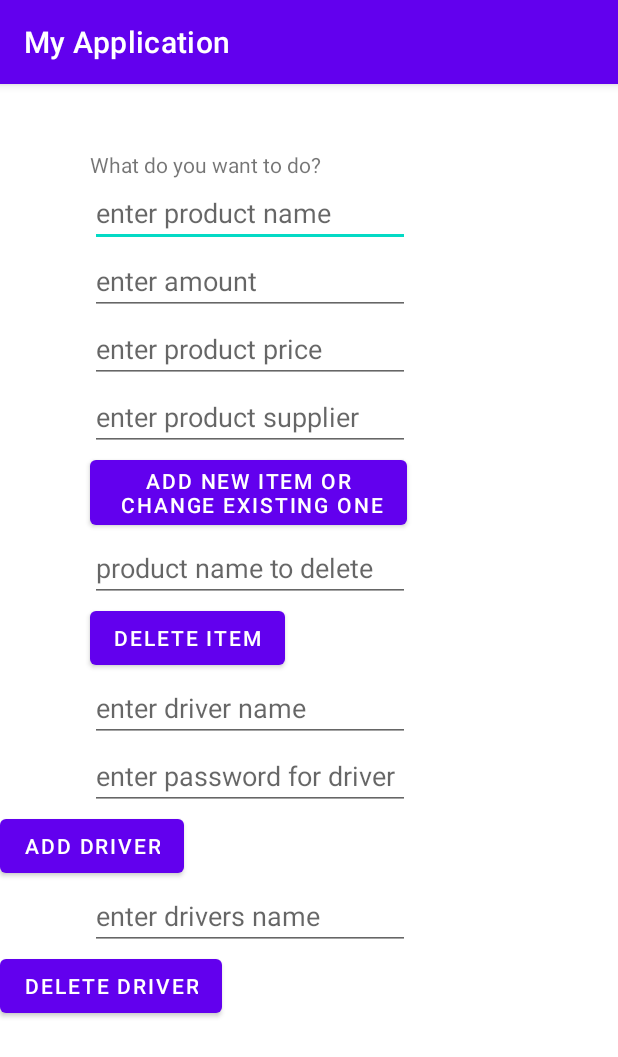
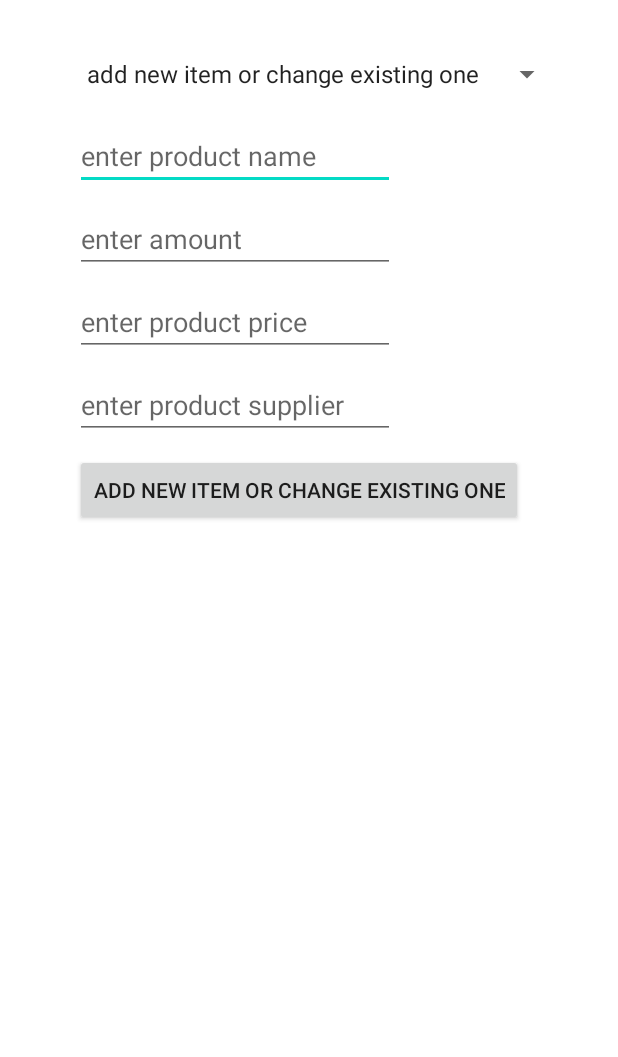
Before and after one commit to AndreyFriedman/M.I.A_Packages, an Android app: the Manager screen opened directly, with no data from a screen before it, on a phone screen of 412 x 824 dp. Shown: the top 1057 px of the screen. Run offline under Robolectric (Android 15) with nearby library versions, the phone set to English and light mode, and no system bars; our stand-ins replace Firebase (no records; nobody signed in at launch, a user with empty details on screens opened directly).

Commit message:
spinner added to activity manager

```diff
--- a/app/src/main/java/com/example/miapackages/Manager.java
+++ b/app/src/main/java/com/example/miapackages/Manager.java
@@ -2,10 +2,15 @@ package com.example.miapackages;
 
 import androidx.annotation.NonNull;
 import androidx.appcompat.app.AppCompatActivity;
+
+import android.app.Activity;
 import android.view.View;
 import android.os.Bundle;
 import android.util.Log;
 import android.view.View;
+import android.widget.AdapterView;
+import android.widget.ArrayAdapter;
+import android.widget.Button;
 import android.widget.EditText;
 
 import com.google.android.gms.tasks.OnCompleteListener;
@@ -18,17 +23,107 @@ import com.google.firebase.firestore.FieldValue;
 import com.google.firebase.firestore.FirebaseFirestore;
 import com.google.firebase.firestore.SetOptions;
 import android.widget.EditText;
+import android.widget.ListView;
+import android.widget.Spinner;
+import android.widget.TextView;
+
 import java.util.HashMap;
 import java.util.Map;
 
-public class Manager extends AppCompatActivity {
+public class Manager extends Activity implements AdapterView.OnItemSelectedListener {
 
     @Override
     protected void onCreate(Bundle savedInstanceState) {
         super.onCreate(savedInstanceState);
-        setContentView(R.layout.activity_manager);
+        setContentView(R.layout.activity_manager2);
+
+        Spinner manager_options = (Spinner) findViewById(R.id.spinner);
+        manager_options.setOnItemSelectedListener(this);
     }
 
+    @Override
+    public void onItemSelected(AdapterView<?> parent, View view, int position, long id) {
+        Spinner manager_options = (Spinner) findViewById(R.id.spinner);
+        String opt = String.valueOf(manager_options.getSelectedItem());
+
+        TextView editTextName = (TextView) findViewById(R.id.editTextName);
+        TextView editTextAmount = (TextView) findViewById(R.id.editTextAmount);
+        TextView editTextPrice = (TextView) findViewById(R.id.editTextPrice);
+        TextView editTextSupplier = (TextView) findViewById(R.id.editTextSupplier);
+        Button add_product = (Button) findViewById(R.id.add_product);
+
+        TextView editTextNameDel = (TextView) findViewById(R.id.editTextNameDel);
+        Button delete_product = (Button) findViewById(R.id.delete_product);
+
+        TextView driver_name = (TextView) findViewById(R.id.driver_name);
+        TextView driver_password = (TextView) findViewById(R.id.driver_password);
+        Button add_driver = (Button) findViewById(R.id.add_driver);
+
+        TextView delete_driver_name = (TextView) findViewById(R.id.delete_driver_name);
+        Button delete_driver = (Button) findViewById(R.id.delete_driver);
+
+        if (id == 0){
+            editTextName.setVisibility(View.VISIBLE);
+            editTextAmount.setVisibility(View.VISIBLE);
+            editTextPrice.setVisibility(View.VISIBLE);
+            editTextSupplier.setVisibility(View.VISIBLE);
+            add_product.setVisibility(View.VISIBLE);
+            editTextNameDel.setVisibility(View.INVISIBLE);
+            delete_product.setVisibility(View.INVISIBLE);
+            driver_name.setVisibility(View.INVISIBLE);
+            driver_password.setVisibility(View.INVISIBLE);
+            add_driver.setVisibility(View.INVISIBLE);
+            delete_driver_name.setVisibility(View.INVISIBLE);
+            delete_driver.setVisibility(View.INVISIBLE);
+        }
+        if (id == 1){
+            editTextName.setVisibility(View.INVISIBLE);
+            editTextAmount.setVisibility(View.INVISIBLE);
+            editTextPrice.setVisibility(View.INVISIBLE);
+            editTextSupplier.setVisibility(View.INVISIBLE);
+            add_product.setVisibility(View.INVISIBLE);
+            editTextNameDel.setVisibility(View.VISIBLE);
+            delete_product.setVisibility(View.VISIBLE);
+            driver_name.setVisibility(View.INVISIBLE);
+            driver_password.setVisibility(View.INVISIBLE);
+            add_driver.setVisibility(View.INVISIBLE);
+            delete_driver_name.setVisibility(View.INVISIBLE);
+            delete_driver.setVisibility(View.INVISIBLE);
+        }
+        if (id == 2){
+            editTextName.setVisibility(View.INVISIBLE);
+            editTextAmount.setVisibility(View.INVISIBLE);
+            editTextPrice.setVisibility(View.INVISIBLE);
+            editTextSupplier.setVisibility(View.INVISIBLE);
+            add_product.setVisibility(View.INVISIBLE);
+            editTextNameDel.setVisibility(View.INVISIBLE);
+            delete_product.setVisibility(View.INVISIBLE);
+            driver_name.setVisibility(View.VISIBLE);
+            driver_password.setVisibility(View.VISIBLE);
+            add_driver.setVisibility(View.VISIBLE);
+            delete_driver_name.setVisibility(View.INVISIBLE);
+            delete_driver.setVisibility(View.INVISIBLE);
+        }
+        if (id == 3){
+            editTextName.setVisibility(View.INVISIBLE);
+            editTextAmount.setVisibility(View.INVISIBLE);
+            editTextPrice.setVisibility(View.INVISIBLE);
+            editTextSupplier.setVisibility(View.INVISIBLE);
+            add_product.setVisibility(View.INVISIBLE);
+            editTextNameDel.setVisibility(View.INVISIBLE);
+            delete_product.setVisibility(View.INVISIBLE);
+            driver_name.setVisibility(View.INVISIBLE);
+            driver_password.setVisibility(View.INVISIBLE);
+            add_driver.setVisibility(View.INVISIBLE);
+            delete_driver_name.setVisibility(View.VISIBLE);
+            delete_driver.setVisibility(View.VISIBLE);
+        }
+    }
+
+    @Override
+    public void onNothingSelected(AdapterView<?> parent) {
+
+    }
 
     public void itemClick(View view){
         EditText name = (EditText)findViewById(R.id.editTextName);
@@ -39,6 +134,7 @@ public class Manager extends AppCompatActivity {
         int priceS = Integer.valueOf(price.getText().toString());
         EditText supplier = (EditText)findViewById(R.id.editTextSupplier);
         String supplierS = supplier.getText().toString();
+
 
         System.out.println(nameS);
         System.out.println(amountS);
@@ -155,4 +251,7 @@ public class Manager extends AppCompatActivity {
                 }
             });
     }
+
+
+
 }
--- /dev/null
+++ b/app/src/main/res/layout/activity_manager2.xml
@@ -0,0 +1,181 @@
+<?xml version="1.0" encoding="utf-8"?>
+<androidx.constraintlayout.widget.ConstraintLayout xmlns:android="http://schemas.android.com/apk/res/android"
+    xmlns:app="http://schemas.android.com/apk/res-auto"
+    xmlns:tools="http://schemas.android.com/tools"
+    android:layout_width="match_parent"
+    android:layout_height="match_parent">
+
+    <Spinner
+        android:id="@+id/spinner"
+        android:layout_width="wrap_content"
+        android:layout_height="wrap_content"
+        android:layout_alignParentTop="true"
+        android:layout_centerHorizontal="true"
+        android:layout_marginStart="50dp"
+        android:layout_marginTop="37dp"
+        android:entries="@array/manager_options"
+        app:layout_constraintStart_toStartOf="parent"
+        app:layout_constraintTop_toTopOf="parent" />
+
+
+<!--    ////////////////////////////////////////////////////////////////////////////-->
+
+
+    <EditText
+        android:id="@+id/editTextName"
+        android:layout_width="wrap_content"
+        android:layout_height="wrap_content"
+        android:layout_marginStart="50dp"
+        android:layout_marginTop="20dp"
+        android:ems="10"
+        android:hint="enter product name"
+        android:visibility="invisible"
+        app:layout_constraintStart_toStartOf="parent"
+        app:layout_constraintTop_toBottomOf="@+id/spinner"
+        tools:ignore="MissingConstraints" />
+
+    <EditText
+        android:id="@+id/editTextAmount"
+        android:layout_width="wrap_content"
+        android:layout_height="wrap_content"
+        android:layout_marginStart="50dp"
+        android:layout_marginTop="10dp"
+        android:ems="10"
+        android:hint="enter amount"
+        android:visibility="invisible"
+        app:layout_constraintStart_toStartOf="parent"
+        app:layout_constraintTop_toBottomOf="@+id/editTextName"
+        tools:ignore="MissingConstraints" />
+
+    <EditText
+        android:id="@+id/editTextPrice"
+        android:layout_width="wrap_content"
+        android:layout_height="wrap_content"
+        android:layout_marginStart="50dp"
+        android:layout_marginTop="10dp"
+        android:ems="10"
+        android:hint="enter product price"
+        android:visibility="invisible"
+        app:layout_constraintStart_toStartOf="parent"
+        app:layout_constraintTop_toBottomOf="@+id/editTextAmount"
+        tools:ignore="MissingConstraints" />
+
+    <EditText
+        android:id="@+id/editTextSupplier"
+        android:layout_width="wrap_content"
+        android:layout_height="wrap_content"
+        android:layout_marginStart="50dp"
+        android:layout_marginTop="10dp"
+        android:ems="10"
+        android:hint="enter product supplier"
+        android:visibility="invisible"
+        app:layout_constraintStart_toStartOf="parent"
+        app:layout_constraintTop_toBottomOf="@+id/editTextPrice"
+        tools:ignore="MissingConstraints" />
+
+    <Button
+        android:id="@+id/add_product"
+        android:layout_width="wrap_content"
+        android:layout_height="wrap_content"
+        android:layout_marginStart="50dp"
+        android:layout_marginTop="10dp"
+        android:onClick="itemClick"
+        android:text="add new item or change existing one"
+        android:visibility="invisible"
+        app:layout_constraintStart_toStartOf="parent"
+        app:layout_constraintTop_toBottomOf="@+id/editTextSupplier" />
+
+    <!--    ////////////////////////////////////////////////////////////////////////////-->
+
+    <EditText
+        android:id="@+id/editTextNameDel"
+        android:layout_width="wrap_content"
+        android:layout_height="wrap_content"
+        android:layout_marginStart="50dp"
+        android:layout_marginTop="20dp"
+        android:ems="10"
+        android:hint="product name to delete"
+        android:visibility="invisible"
+        app:layout_constraintStart_toStartOf="parent"
+        app:layout_constraintTop_toBottomOf="@+id/spinner"
+        tools:ignore="MissingConstraints" />
+
+    <Button
+        android:id="@+id/delete_product"
+        android:layout_width="wrap_content"
+        android:layout_height="wrap_content"
+        android:layout_marginStart="50dp"
+        android:onClick="deleteClick"
+        android:text="delete item"
+        android:visibility="invisible"
+        app:layout_constraintStart_toStartOf="parent"
+        app:layout_constraintTop_toBottomOf="@+id/editTextNameDel" />
+
+    <!--    ////////////////////////////////////////////////////////////////////////////-->
+
+    <EditText
+        android:id="@+id/driver_name"
+        android:layout_width="wrap_content"
+        android:layout_height="wrap_content"
+        android:layout_marginStart="50dp"
+        android:layout_marginTop="20dp"
+        android:ems="10"
+        android:hint="enter driver name"
+        android:visibility="invisible"
+        app:layout_constraintStart_toStartOf="parent"
+        app:layout_constraintTop_toBottomOf="@+id/spinner"
+        tools:ignore="MissingConstraints" />
+
+    <EditText
+        android:id="@+id/driver_password"
+        android:layout_width="wrap_content"
+        android:layout_height="wrap_content"
+        android:layout_marginStart="50dp"
+        android:ems="10"
+        android:hint="enter password for driver"
+        android:visibility="invisible"
+        app:layout_constraintStart_toStartOf="parent"
+        app:layout_constraintTop_toBottomOf="@+id/driver_name"
+        tools:ignore="MissingConstraints" />
+
+    <Button
+        android:id="@+id/add_driver"
+        android:layout_width="wrap_content"
+        android:layout_height="wrap_content"
+        android:layout_marginStart="50dp"
+        android:onClick="addDriver"
+        android:text="add driver"
+        android:visibility="invisible"
+        app:layout_constraintStart_toStartOf="parent"
+        app:layout_constraintTop_toBottomOf="@+id/driver_password"
+        tools:ignore="MissingConstraints" />
+
+    <!--    ////////////////////////////////////////////////////////////////////////////-->
+
+    <EditText
+        android:id="@+id/delete_driver_name"
+        android:layout_width="wrap_content"
+        android:layout_height="wrap_content"
+        android:layout_marginStart="50dp"
+        android:layout_marginTop="20dp"
+        android:ems="10"
+        android:hint="enter drivers name"
+        android:visibility="invisible"
+        app:layout_constraintStart_toStartOf="parent"
+        app:layout_constraintTop_toBottomOf="@+id/spinner"
+        tools:ignore="MissingConstraints" />
+
+    <Button
+        android:id="@+id/delete_driver"
+        android:layout_width="wrap_content"
+        android:layout_height="wrap_content"
+        android:layout_marginStart="50dp"
+        android:onClick="deleteDriver"
+        android:text="delete driver"
+        android:visibility="invisible"
+        app:layout_constraintStart_toStartOf="parent"
+        app:layout_constraintTop_toBottomOf="@+id/delete_driver_name"
+        tools:ignore="MissingConstraints" />
+
+
+</androidx.constraintlayout.widget.ConstraintLayout>
--- a/app/src/main/res/values/strings.xml
+++ b/app/src/main/res/values/strings.xml
@@ -9,4 +9,11 @@
 
     <string name="hello_first_fragment">Hello first fragment</string>
     <string name="hello_second_fragment">Hello second fragment. Arg: %1$s</string>
+
+    <string-array name="manager_options">
+        <item>add new item or change existing one</item>
+        <item>delete item</item>
+        <item>add driver</item>
+        <item>delete driver</item>
+    </string-array>
 </resources>
```
